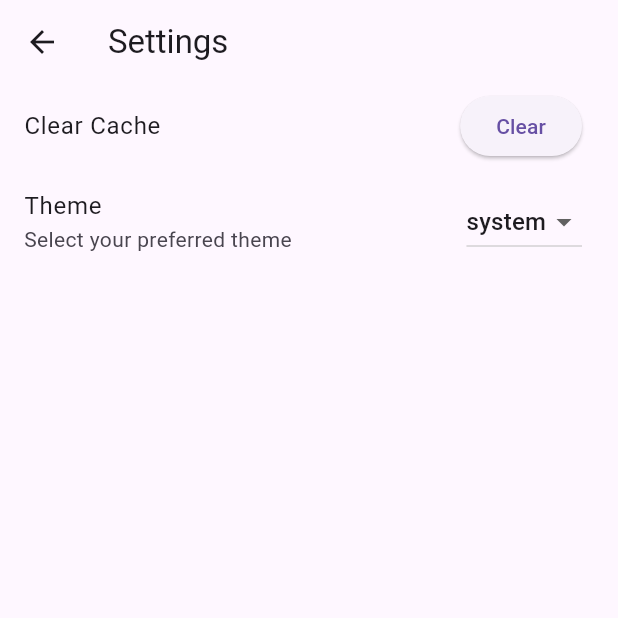
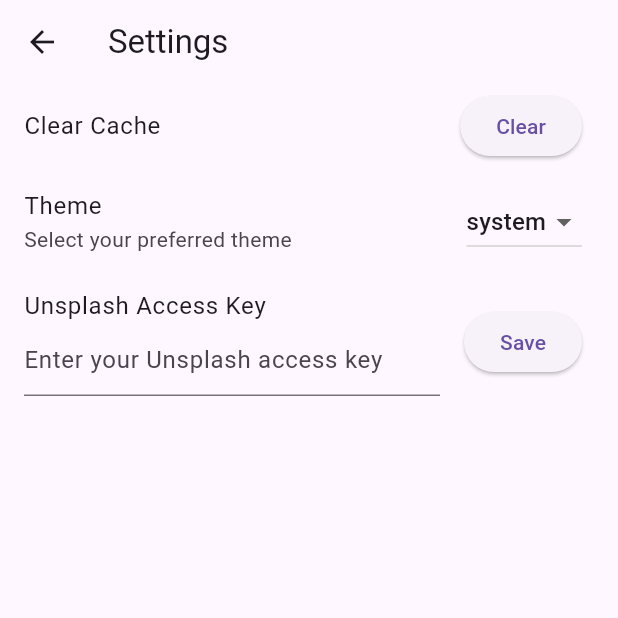
Before and after one commit to MS-Jahan/flutter_unsplash_demo-potentialai, a Flutter app: the screen it shows after launch, after a tap on the "settings" icon, on a phone screen of 412 x 824 dp, the top half of it. Run offline on Flutter 3.47's test engine with Material 3 defaults, Android fonts, the phone set to English and light mode, and no system bars; our stand-ins replace cached_network_image, connectivity_plus, dio, flutter_cache_manager, flutter_dotenv, hive and 3 more; missing offline and left inert: gal; accounts and stored records are empty; network calls fail.

Commit message:
Added Unsplash access key management to settings screen

```diff
--- a/lib/config/app_config.dart
+++ b/lib/config/app_config.dart
@@ -5,9 +5,11 @@ class AppConfig {
   static const String unsplashApiUrl = 'https://api.unsplash.com';
 
   static String? _testAccessKey;
+  static String? _manualAccessKey;
 
   // Get access key from .env file or test override
   static String get unsplashAccessKey =>
+      _manualAccessKey ??
       _testAccessKey ??
       dotenv.env['UNSPLASH_ACCESS_KEY'] ??
       const String.fromEnvironment(
@@ -27,13 +29,19 @@ class AppConfig {
 
   // For testing purposes only
   @visibleForTesting
+  static void overrideValuesTest({String? unsplashAccessKey}) {
+    _manualAccessKey = unsplashAccessKey;
+    _testAccessKey = unsplashAccessKey;
+  }
+
   static void overrideValues({String? unsplashAccessKey}) {
-    _testAccessKey = unsplashAccessKey;
+    _manualAccessKey = unsplashAccessKey;
   }
 
   // Reset overrides (useful for tearDown in tests)
   @visibleForTesting
   static void resetOverrides() {
+    _manualAccessKey = null;
     _testAccessKey = null;
   }
 }
--- a/lib/screens/settings_screen.dart
+++ b/lib/screens/settings_screen.dart
@@ -1,16 +1,92 @@
 import 'package:flutter/material.dart';
 import 'package:provider/provider.dart';
+import 'package:shared_preferences/shared_preferences.dart';
+import 'package:http/http.dart' as http;
 import '../services/cache_service.dart';
 import '../theme/theme_provider.dart';
+import '../config/app_config.dart';
 
-class SettingsScreen extends StatelessWidget {
+class SettingsScreen extends StatefulWidget {
   const SettingsScreen({super.key});
+
+  @override
+  _SettingsScreenState createState() => _SettingsScreenState();
+}
+
+class _SettingsScreenState extends State<SettingsScreen> {
+  final TextEditingController _accessKeyController = TextEditingController();
+
+  @override
+  void initState() {
+    super.initState();
+    _loadAccessKey();
+  }
+
+  Future<void> _loadAccessKey() async {
+    final prefs = await SharedPreferences.getInstance();
+    final accessKey = prefs.getString('unsplashAccessKey');
+    if (accessKey != null) {
+      _accessKeyController.text = accessKey;
+      AppConfig.overrideValues(unsplashAccessKey: accessKey);
+    }
+  }
+
+  @override
+  void dispose() {
+    _accessKeyController.dispose();
+    super.dispose();
+  }
 
   void _clearCache(BuildContext context) async {
     await CacheService.clearCache();
     ScaffoldMessenger.of(context).showSnackBar(
       const SnackBar(content: Text('Cache cleared successfully')),
     );
+  }
+
+  Future<void> _saveAccessKey() async {
+    final newAccessKey = _accessKeyController.text.trim();
+
+    if (newAccessKey.isEmpty) {
+      final prefs = await SharedPreferences.getInstance();
+      await prefs.remove('unsplashAccessKey');
+      AppConfig.overrideValues(unsplashAccessKey: null);
+      ScaffoldMessenger.of(context).showSnackBar(
+        const SnackBar(content: Text('Using default Unsplash access key')),
+      );
+      return;
+    }
+
+    final isValid = await _checkAccessKey(newAccessKey);
+
+    if (isValid) {
+      final prefs = await SharedPreferences.getInstance();
+      await prefs.setString('unsplashAccessKey', newAccessKey);
+      AppConfig.overrideValues(unsplashAccessKey: newAccessKey);
+      ScaffoldMessenger.of(context).showSnackBar(
+        const SnackBar(content: Text('Access key saved successfully')),
+      );
+    } else {
+      ScaffoldMessenger.of(context).showSnackBar(
+        const SnackBar(content: Text('Invalid Unsplash access key')),
+      );
+    }
+  }
+
+  Future<bool> _checkAccessKey(String accessKey) async {
+    try {
+      final response = await http.get(
+        Uri.parse('${AppConfig.unsplashApiUrl}/photos?page=1&per_page=1'),
+        headers: {
+          'Authorization': 'Client-ID $accessKey',
+          'Accept-Version': 'v1',
+        },
+      );
+
+      return response.statusCode == 200;
+    } catch (e) {
+      return false;
+    }
   }
 
   @override
@@ -48,6 +124,21 @@ class SettingsScreen extends StatelessWidget {
               }).toList(),
             ),
           ),
+          ListTile(
+            title: const Text('Unsplash Access Key'),
+            subtitle: TextField(
+              controller: _accessKeyController,
+              decoration: const InputDecoration(
+                hintText: 'Enter your Unsplash access key',
+
+              ),
+              obscureText: true,
+            ),
+            trailing: ElevatedButton(
+              onPressed: _saveAccessKey,
+              child: const Text('Save'),
+            ),
+          ),
         ],
       ),
     );
--- a/lib/services/unsplash_service.dart
+++ b/lib/services/unsplash_service.dart
@@ -1,6 +1,7 @@
 import 'dart:convert';
 import 'package:http/http.dart' as http;
 import 'package:connectivity_plus/connectivity_plus.dart';
+import 'package:flutter/material.dart';
 import '../config/app_config.dart';
 import '../models/photo.dart';
 import 'cache_service.dart';
@@ -73,6 +74,7 @@ class UnsplashService {
         throw Exception('Failed to load photos: ${response.statusCode}');
       }
     } catch (e) {
+      _showErrorSnackbar('Failed to load photos: $e');
       throw Exception('Failed to load photos: $e');
     }
   }
@@ -98,6 +100,7 @@ class UnsplashService {
         throw Exception('Failed to search photos: ${response.statusCode}');
       }
     } catch (e) {
+      _showErrorSnackbar('Failed to search photos: $e');
       throw Exception('Failed to search photos: $e');
     }
   }
@@ -112,6 +115,21 @@ class UnsplashService {
     }
   }
 
+  void _showErrorSnackbar(String message) {
+    final context = _getContext();
+    if (context != null) {
+      ScaffoldMessenger.of(context).showSnackBar(
+        SnackBar(content: Text(message)),
+      );
+    }
+  }
+
+  BuildContext? _getContext() {
+    // Implement a way to get the current BuildContext
+    // This could be done by passing the context from the UI layer
+    return null;
+  }
+
   void dispose() {
     _client.close();
   }
```
Also changed, not shown: 3 other files.
